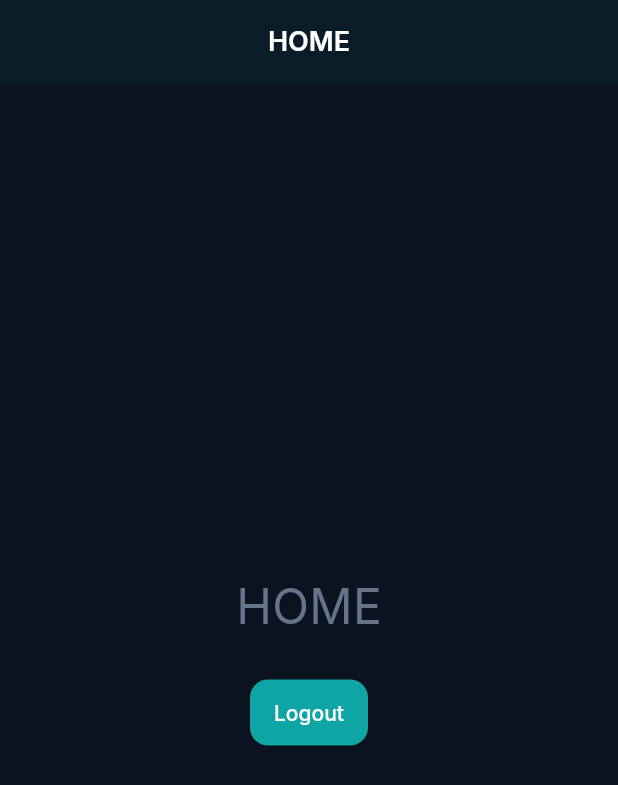
After one commit to andrey2130/gym_buddy, a Flutter app: the screen it shows once a user with an empty profile is signed in, after a tap on "Logout", on a phone screen of 412 x 824 dp. The commit adds this screen. Shown: the top 785 px of the screen. Run offline on Flutter 3.47's test engine with Material 3 defaults, Android fonts, the phone set to English and light mode, and no system bars; drawn by our look-alikes of talker_flutter; our stand-ins replace bloc, cloud_firestore, dartz, easy_localization, firebase_auth, firebase_core and 10 more; accounts and stored records are empty.

Commit message:
Refactored authentication module by adding GetCurrentUser and Logout use cases. Updated AuthBloc to handle authentication status checks and logout events. Enhanced app routing with BlocListener for user state management and removed NavigationService. Improved login and registration screens with loading indicators for better user experience.

```diff
--- a/lib/core/app_route/app_route.dart
+++ b/lib/core/app_route/app_route.dart
@@ -1,11 +1,29 @@
+import 'dart:async';
+
+import 'package:firebase_auth/firebase_auth.dart';
 import 'package:flutter/material.dart';
-import 'package:go_router/go_router.dart';
-import 'package:gym_buddy/core/services/navigation_service.dart';
+  import 'package:go_router/go_router.dart';
 import 'package:gym_buddy/features/auth/presentation/pages/login_screen.dart';
 import 'package:gym_buddy/features/auth/presentation/pages/register_screen.dart';
+import 'package:gym_buddy/features/home/home_screen.dart';
 import 'package:gym_buddy/features/onboarding/presentation/pages/onboarding_screen.dart';
 import 'package:gym_buddy/features/splash_screen/presentation/splash_screen.dart';
 import 'package:gym_buddy/injections.dart';
+
+class GoRouterRefreshStream extends ChangeNotifier {
+  GoRouterRefreshStream(Stream<dynamic> stream) {
+    notifyListeners();
+    _subscription = stream.asBroadcastStream().listen((_) => notifyListeners());
+  }
+
+  late final StreamSubscription<dynamic> _subscription;
+
+  @override
+  void dispose() {
+    _subscription.cancel();
+    super.dispose();
+  }
+}
 
 // ignore: strict_raw_type
 CustomTransitionPage buildTransitionPage({
@@ -53,33 +71,31 @@ CustomTransitionPage buildTransitionPage({
 
 final route = GoRouter(
   initialLocation: '/',
-  redirect: (context, state) async {
-    // Don't redirect these paths
-    if ([
-      '/login',
-      '/register',
-      '/onboarding',
-    ].contains(state.matchedLocation)) {
-      return null;
+  refreshListenable: GoRouterRefreshStream(
+    getIt<FirebaseAuth>().authStateChanges(),
+  ),
+  redirect: (context, state) {
+    final user = getIt<FirebaseAuth>().currentUser;
+    final isAuthenticated = user != null;
+
+    final publicRoutes = ['/', '/login', '/register'];
+    final isPublicRoute = publicRoutes.contains(state.matchedLocation);
+
+    if (isAuthenticated && isPublicRoute) {
+      return '/home';
     }
 
-    final navigationService = getIt<NavigationService>();
-    final result = await navigationService.getNavigationState();
+    if (!isAuthenticated &&
+        !isPublicRoute &&
+        state.matchedLocation != '/onboarding') {
+      return '/';
+    }
 
-    return result.fold((failure) => '/', (navigationState) {
-      switch (navigationState) {
-        case NavigationState.authenticated:
-          return '/home';
-
-        case NavigationState.unauthenticated:
-          return '/';
-      }
-    });
+    return null;
   },
   routes: [
     GoRoute(
       path: '/',
-      builder: (context, state) => const OnboardingScreen(),
       pageBuilder: (context, state) =>
           buildTransitionPage(key: state.pageKey, child: const SplashScreen()),
     ),
@@ -107,11 +123,9 @@ final route = GoRouter(
     ),
     GoRoute(
       path: '/home',
-      builder: (context, state) =>
-          const Scaffold(body: Center(child: Text('HOME'))),
       pageBuilder: (context, state) => buildTransitionPage(
         key: state.pageKey,
-        child: const Scaffold(body: Center(child: Text('HOME'))),
+        child: const HomeScreen(),
       ),
     ),
   ],
--- a/lib/features/auth/data/datasource/auth_datasource.dart
+++ b/lib/features/auth/data/datasource/auth_datasource.dart
@@ -13,18 +13,14 @@ abstract class AuthDataSource {
   });
   Future<Either<Failure, String>> loginViaEmail({required LoginParams params});
   Future<User?> getCurrentUser();
+  Future<void> logout();
 }
 
 @Injectable(as: AuthDataSource)
 class AuthDataSourceImpl implements AuthDataSource {
   final FirebaseAuth _firebaseAuth;
-  User? _currentUser;
 
-  AuthDataSourceImpl(this._firebaseAuth) {
-    _firebaseAuth.authStateChanges().listen((User? user) {
-      _currentUser = user;
-    });
-  }
+  AuthDataSourceImpl(this._firebaseAuth);
 
   @override
   Future<Either<Failure, String>> registerViaEmail({
@@ -102,6 +98,11 @@ class AuthDataSourceImpl implements AuthDataSource {
 
   @override
   Future<User?> getCurrentUser() async {
-    return _currentUser;
+    return _firebaseAuth.currentUser;
+  }
+
+  @override
+  Future<void> logout() async {
+    await _firebaseAuth.signOut();
   }
 }
--- a/lib/features/auth/data/repo/auth_repo_impl.dart
+++ b/lib/features/auth/data/repo/auth_repo_impl.dart
@@ -44,4 +44,14 @@ class AuthRepoImpl implements AuthRepo {
       return Left(Failure(message: e.toString()));
     }
   }
+
+  @override
+  Future<Either<Failure, void>> logout() async {
+    try {
+      await _dataSource.logout();
+      return const Right(null);
+    } catch (e) {
+      return Left(Failure(message: e.toString()));
+    }
+  }
 }
--- a/lib/features/auth/domain/repo/auth_repo.dart
+++ b/lib/features/auth/domain/repo/auth_repo.dart
@@ -8,4 +8,5 @@ abstract class AuthRepo {
   Future<Either<Failure, String>> registerViaEmail(RegisterParams params);
   Future<Either<Failure, String>> loginViaEmail(LoginParams params);
   Future<Either<Failure, User?>> getCurrentUser();
+  Future<Either<Failure, void>> logout();
 }
--- /dev/null
+++ b/lib/features/auth/domain/usecases/get_current_user_usecase.dart
@@ -0,0 +1,18 @@
+import 'package:dartz/dartz.dart';
+import 'package:firebase_auth/firebase_auth.dart';
+import 'package:gym_buddy/core/error/failure.dart';
+import 'package:gym_buddy/core/usecases/usecase.dart';
+import 'package:gym_buddy/features/auth/domain/repo/auth_repo.dart';
+import 'package:injectable/injectable.dart';
+
+@injectable
+class GetCurrentUserUsecase
+    implements UseCase<Either<Failure, User?>, NoParams> {
+  final AuthRepo _authRepo;
+  GetCurrentUserUsecase({required AuthRepo authRepo}) : _authRepo = authRepo;
+
+  @override
+  Future<Either<Failure, User?>> call(NoParams params) {
+    return _authRepo.getCurrentUser();
+  }
+}
--- /dev/null
+++ b/lib/features/auth/domain/usecases/logout_usecase.dart
@@ -0,0 +1,16 @@
+import 'package:dartz/dartz.dart';
+import 'package:gym_buddy/core/error/failure.dart';
+import 'package:gym_buddy/core/usecases/usecase.dart';
+import 'package:gym_buddy/features/auth/domain/repo/auth_repo.dart';
+import 'package:injectable/injectable.dart';
+
+@injectable
+class LogoutUsecase implements UseCase<Either<Failure, void>, NoParams> {
+  final AuthRepo _authRepo;
+  LogoutUsecase({required AuthRepo authRepo}) : _authRepo = authRepo;
+
+  @override
+  Future<Either<Failure, void>> call(NoParams params) {
+    return _authRepo.logout();
+  }
+}
--- a/lib/features/auth/presentation/bloc/auth_bloc.dart
+++ b/lib/features/auth/presentation/bloc/auth_bloc.dart
@@ -1,8 +1,11 @@
 import 'package:bloc/bloc.dart';
 import 'package:freezed_annotation/freezed_annotation.dart';
+import 'package:gym_buddy/core/usecases/usecase.dart';
 import 'package:gym_buddy/features/auth/domain/params/login_params.dart';
 import 'package:gym_buddy/features/auth/domain/params/register_params.dart';
+import 'package:gym_buddy/features/auth/domain/usecases/get_current_user_usecase.dart';
 import 'package:gym_buddy/features/auth/domain/usecases/login_usecase.dart';
+import 'package:gym_buddy/features/auth/domain/usecases/logout_usecase.dart';
 import 'package:gym_buddy/features/auth/domain/usecases/register_usecase.dart';
 import 'package:gym_buddy/injections.dart';
 import 'package:injectable/injectable.dart';
@@ -16,10 +19,19 @@ part 'auth_bloc.freezed.dart';
 class AuthBloc extends Bloc<AuthEvent, AuthState> {
   final RegisterUsecase _registerUsecase;
   final LoginUsecase _loginUsecase;
-  AuthBloc(this._registerUsecase, this._loginUsecase)
-    : super(const AuthState.initial()) {
+  final GetCurrentUserUsecase _getCurrentUserUsecase;
+  final LogoutUsecase _logoutUsecase;
+
+  AuthBloc(
+    this._registerUsecase,
+    this._loginUsecase,
+    this._getCurrentUserUsecase,
+    this._logoutUsecase,
+  ) : super(const AuthState.initial()) {
     on<RegisterViaEmail>(_onRegisterViaEmail);
     on<LoginViaEmail>(_onLoginViaEmail);
+    on<CheckAuthStatus>(_onCheckAuthStatus);
+    on<Logout>(_onLogout);
   }
 
   Future<void> _onRegisterViaEmail(
@@ -49,4 +61,30 @@ class AuthBloc extends Bloc<AuthEvent, AuthState> {
       getIt<Talker>().handle(failure.message);
     }, (userId) => emit(AuthState.logined(userId: userId)));
   }
+
+  Future<void> _onCheckAuthStatus(
+    CheckAuthStatus event,
+    Emitter<AuthState> emit,
+  ) async {
+    final result = await _getCurrentUserUsecase(NoParams());
+
+    result.fold((failure) => emit(const AuthState.unauthenticated()), (user) {
+      if (user != null) {
+        emit(AuthState.authenticated(userId: user.uid));
+      } else {
+        emit(const AuthState.unauthenticated());
+      }
+    });
+  }
+
+  Future<void> _onLogout(Logout event, Emitter<AuthState> emit) async {
+    emit(const AuthState.loading());
+
+    final result = await _logoutUsecase(NoParams());
+
+    result.fold((failure) {
+      emit(AuthState.failure(message: failure.message));
+      getIt<Talker>().handle(failure.message);
+    }, (_) => emit(const AuthState.unauthenticated()));
+  }
 }
--- /dev/null
+++ b/lib/features/home/home_screen.dart
@@ -0,0 +1,36 @@
+import 'package:flutter/cupertino.dart';
+import 'package:flutter/material.dart';
+import 'package:flutter_bloc/flutter_bloc.dart';
+import 'package:go_router/go_router.dart';
+import 'package:gym_buddy/features/auth/presentation/bloc/auth_bloc.dart';
+
+class HomeScreen extends StatelessWidget {
+  const HomeScreen();
+
+  @override
+  Widget build(BuildContext context) {
+    return BlocListener<AuthBloc, AuthState>(
+      listener: (context, state) {
+        state.maybeWhen(unauthenticated: () => context.go('/'), orElse: () {});
+      },
+      child: Scaffold(
+        appBar: AppBar(title: const Text('HOME')),
+        body: Center(
+          child: Column(
+            mainAxisAlignment: MainAxisAlignment.center,
+            children: [
+              const Text('HOME', style: TextStyle(fontSize: 32)),
+              const SizedBox(height: 24),
+              ElevatedButton(
+                onPressed: () {
+                  context.read<AuthBloc>().add(const AuthEvent.logout());
+                },
+                child: const Text('Logout'),
+              ),
+            ],
+          ),
+        ),
+      ),
+    );
+  }
+}
--- a/lib/main.dart
+++ b/lib/main.dart
@@ -46,7 +46,10 @@ class MyApp extends StatelessWidget {
   Widget build(BuildContext context) {
     return MultiBlocProvider(
       providers: [
-        BlocProvider(create: (context) => getIt<AuthBloc>()),
+        BlocProvider(
+          create: (context) =>
+              getIt<AuthBloc>()..add(const AuthEvent.checkAuthStatus()),
+        ),
         BlocProvider(create: (context) => getIt<OnboardingBloc>()),
       ],
       child: TalkerWrapper(
```
Also changed, not shown: lib/core/services/navigation_service.dart (deleted, +0 -30 lines), lib/features/auth/presentation/pages/login_screen.dart (+15 -5 lines), lib/features/auth/presentation/pages/register_screen.dart (+15 -5 lines), lib/injections.config.dart.
